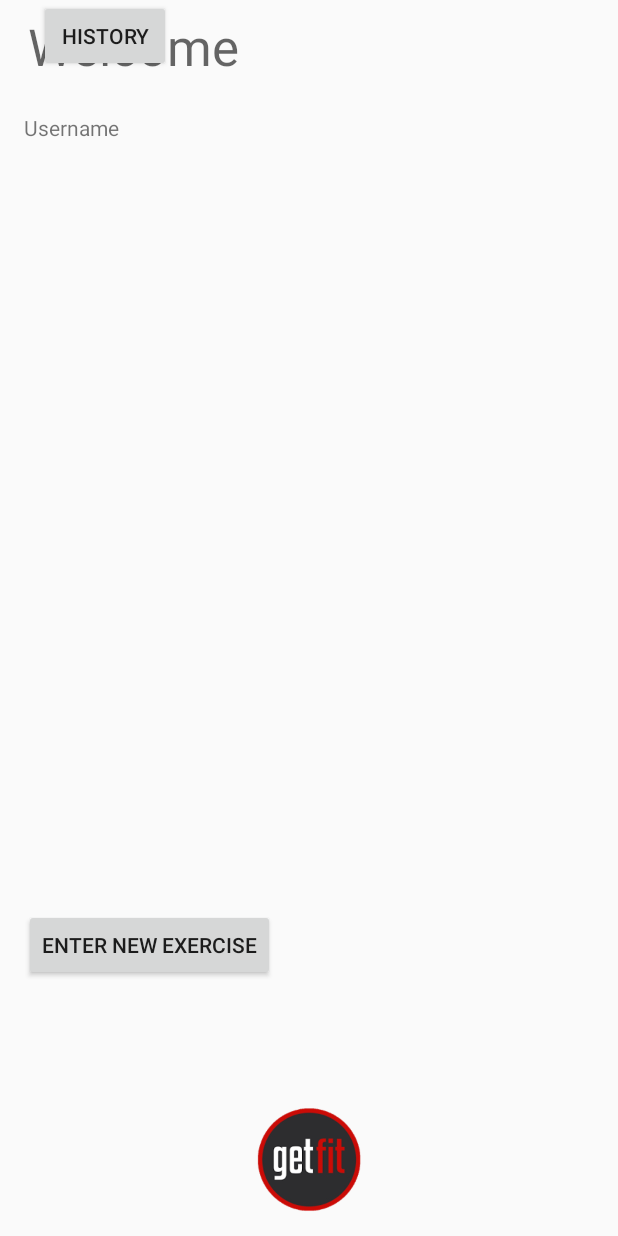
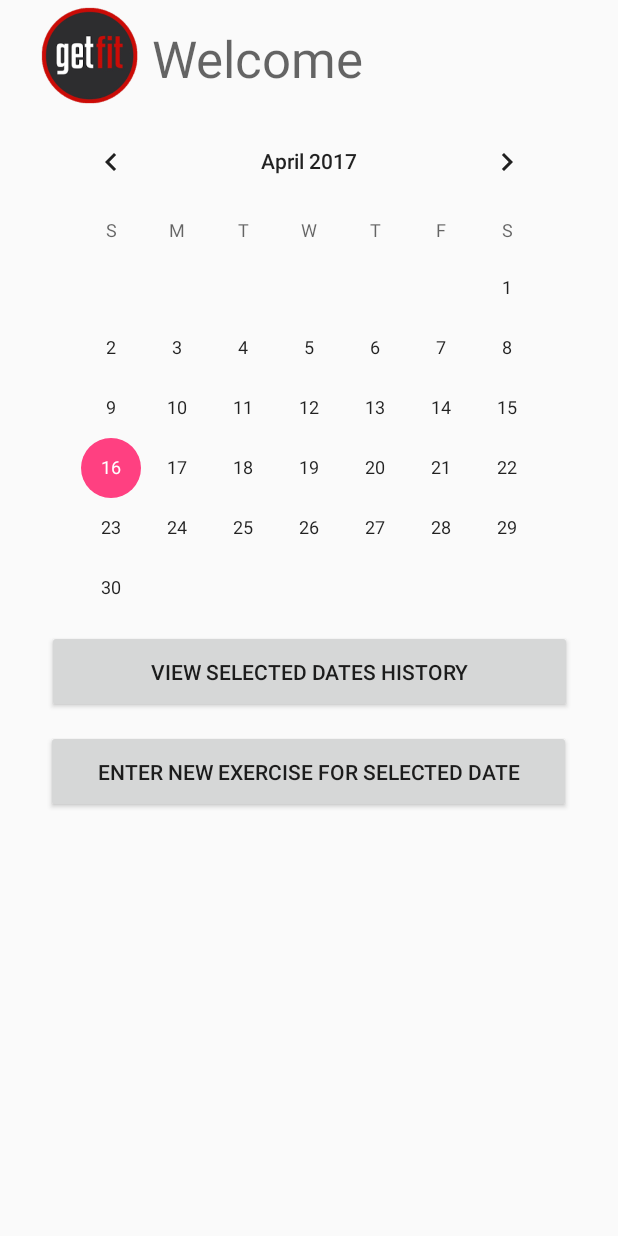
Before and after one commit to jkcaldwe/CIS535_Android, an Android app: the layout activity_user_area.xml on its own in the app's theme, with its tools: preview values and no code run, on a phone screen of 412 x 824 dp. Run offline under Robolectric (Android 15) with nearby library versions, the phone set to English and light mode, and no system bars.

Commit message:
User Page finished and dates transfered to New Exercise page

```diff
--- a/app/src/main/java/edu/umich/kvmyrick/getfit/NewExerciseActivity.java
+++ b/app/src/main/java/edu/umich/kvmyrick/getfit/NewExerciseActivity.java
@@ -2,6 +2,8 @@ package edu.umich.kvmyrick.getfit;
 
 import android.support.v7.app.AppCompatActivity;
 import android.os.Bundle;
+import android.widget.EditText;
+import android.widget.TextView;
 
 @SuppressWarnings("unused")
 public class NewExerciseActivity extends AppCompatActivity {
@@ -10,5 +12,9 @@ public class NewExerciseActivity extends AppCompatActivity {
     protected void onCreate(Bundle savedInstanceState) {
         super.onCreate(savedInstanceState);
         setContentView(R.layout.activity_new_exercise);
+
+        final TextView title = (TextView) findViewById(R.id.titleView);
+
+        title.setText("Enter new exercise for " + getIntent().getIntExtra("EXTRA_MONTH", 0) + "/" + getIntent().getIntExtra("EXTRA_DAY", 0) + "/" + getIntent().getIntExtra("EXTRA_YEAR", 0));
     }
 }
--- a/app/src/main/res/layout/activity_user_area.xml
+++ b/app/src/main/res/layout/activity_user_area.xml
@@ -10,63 +10,66 @@
 
     <Button
         android:id="@+id/bNewExercise"
-        android:layout_width="wrap_content"
-        android:layout_height="wrap_content"
-        android:layout_marginBottom="170dp"
-        android:layout_marginTop="8dp"
+        android:layout_width="350dp"
+        android:layout_height="55dp"
+        android:layout_marginLeft="8dp"
+        android:layout_marginRight="8dp"
+        android:layout_marginTop="11dp"
         android:onClick="gotoNewExerciseActivity"
-        android:text="Enter new exercise"
+        android:text="Enter new exercise for selected date"
         android:visibility="visible"
-        app:layout_constraintBottom_toBottomOf="parent"
-        app:layout_constraintHorizontal_bias="0.065"
+        app:layout_constraintHorizontal_bias="0.488"
         app:layout_constraintLeft_toLeftOf="parent"
         app:layout_constraintRight_toRightOf="parent"
-        app:layout_constraintTop_toBottomOf="@+id/bHistory"
-        app:layout_constraintVertical_bias="1.0" />
+        app:layout_constraintTop_toBottomOf="@+id/bHistory" />
 
     <Button
         android:id="@+id/bHistory"
-        android:layout_width="wrap_content"
-        android:layout_height="wrap_content"
-        android:layout_marginLeft="26dp"
+        android:layout_width="350dp"
+        android:layout_height="55dp"
+        android:layout_marginLeft="8dp"
+        android:layout_marginRight="8dp"
+        android:layout_marginTop="8dp"
         android:onClick="gotoHistoryActivity"
-        android:text="History"
+        android:text="View selected dates history"
         android:visibility="visible"
         app:layout_constraintLeft_toLeftOf="parent"
-        tools:layout_editor_absoluteY="218dp" />
+        app:layout_constraintRight_toRightOf="parent"
+        app:layout_constraintTop_toBottomOf="@+id/calendarView" />
 
     <ImageView
         android:id="@+id/imageView3"
-        android:layout_width="124dp"
-        android:layout_height="79dp"
+        android:layout_width="103dp"
+        android:layout_height="74dp"
         app:srcCompat="@drawable/unnamed"
-        android:layout_marginTop="79dp"
-        app:layout_constraintTop_toBottomOf="@+id/bNewExercise"
+        android:layout_marginLeft="0dp"
         app:layout_constraintLeft_toLeftOf="parent"
-        app:layout_constraintRight_toRightOf="parent" />
+        android:layout_marginRight="8dp"
+        app:layout_constraintRight_toRightOf="parent"
+        app:layout_constraintHorizontal_bias="0.027"
+        app:layout_constraintTop_toTopOf="parent"
+        android:layout_marginTop="0dp" />
 
     <TextView
         android:id="@+id/tvWelcomeMsg"
-        android:layout_width="366dp"
-        android:layout_height="59dp"
+        android:layout_width="300dp"
+        android:layout_height="50dp"
         android:text="Welcome"
         android:textAppearance="@style/TextAppearance.AppCompat.Display1"
-        app:layout_constraintLeft_toLeftOf="parent"
-        app:layout_constraintRight_toRightOf="parent"
         app:layout_constraintTop_toTopOf="parent"
-        android:layout_marginTop="8dp"
-        app:layout_constraintHorizontal_bias="0.486"
-        android:layout_marginRight="8dp" />
+        android:layout_marginTop="16dp"
+        app:layout_constraintLeft_toRightOf="@+id/imageView3"
+        android:layout_marginLeft="-10dp" />
 
-    <TextView
-        android:id="@+id/textView2"
-        android:layout_width="76dp"
-        android:layout_height="18dp"
-        android:text="Username"
-        android:layout_marginStart="16dp"
+    <CalendarView
+        android:id="@+id/calendarView"
+        android:layout_width="348dp"
+        android:layout_height="338dp"
         android:layout_marginTop="8dp"
         app:layout_constraintTop_toBottomOf="@+id/tvWelcomeMsg"
-        android:layout_marginLeft="16dp"
-        app:layout_constraintLeft_toLeftOf="parent" />
+        android:layout_marginLeft="8dp"
+        app:layout_constraintLeft_toLeftOf="parent"
+        android:layout_marginRight="8dp"
+        app:layout_constraintRight_toRightOf="parent" />
 
 </android.support.constraint.ConstraintLayout>
```
Also changed, not shown: app/src/main/java/edu/umich/kvmyrick/getfit/LoginActivity.java (+4 -36 lines), app/src/main/java/edu/umich/kvmyrick/getfit/UserAreaActivity.java (+44 -12 lines), app/src/main/res/layout/activity_login.xml (+10 -8 lines), app/src/main/res/layout/activity_new_exercise.xml (+10 -17 lines).
